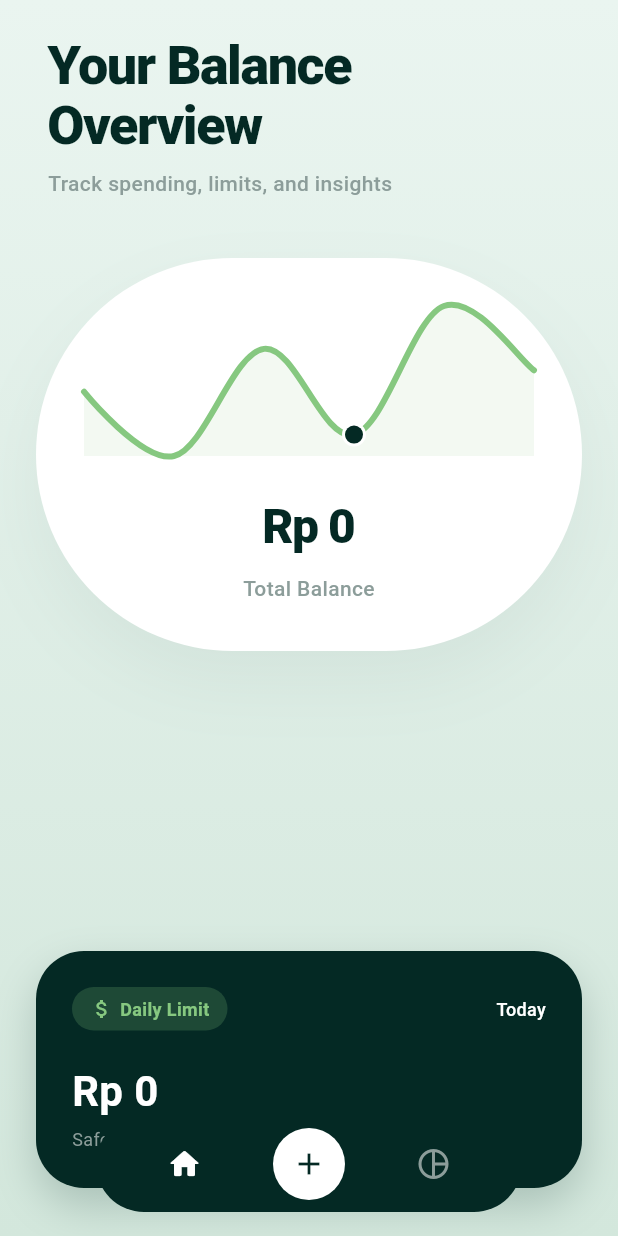
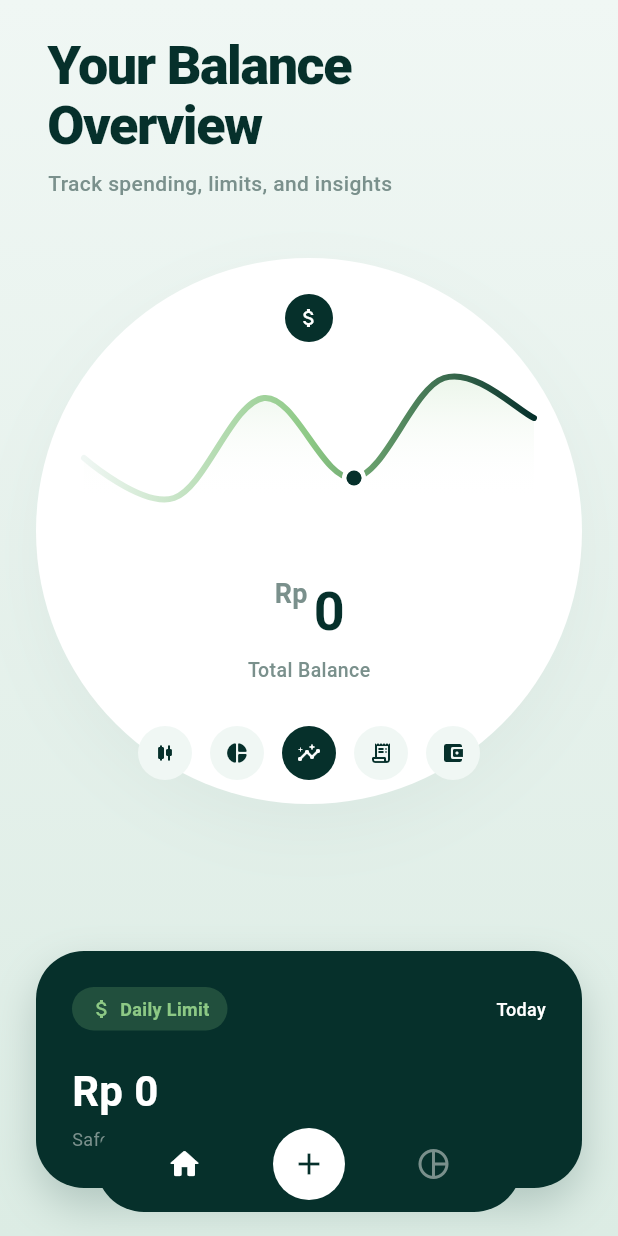
Before and after one commit to Rheza-FA/money_manager, a Flutter app: the screen it shows after launch, on a phone screen of 412 x 824 dp. Run offline on Flutter 3.47's test engine with Material 3 defaults, Android fonts, the phone set to English and light mode, and no system bars; drawn by our look-alikes of fl_chart; our stand-ins replace flutter_riverpod, isar; accounts and stored records are empty; generated files the repository leaves out were written again; Roboto replaces fonts that are missing (Montserrat).

Commit message:
ui: upgrade color palette, enhance balance chart precision, and add transaction card

```diff
--- a/lib/theme/app_colors.dart
+++ b/lib/theme/app_colors.dart
@@ -1,13 +1,23 @@
 import 'package:flutter/material.dart';
 
 class AppColors {
-  // Warna diekstrak langsung dari palet gambar referensi
-  static const Color backgroundTop = Color(0xFFEAF5F0);
-  static const Color backgroundBottom = Color(0xFFD3E7DC);
-  static const Color primaryDark = Color(0xFF042924);
-  static const Color accentGreen = Color(0xFF86C880);
+  static const Color backgroundTop = Color(0xFFF0F7F4);
+  static const Color backgroundBottom = Color(0xFFDCECE4);
+  static const Color primaryDark = Color(0xFF06302B);
+  static const Color primaryLight = Color(0xFF0A4740);
+  static const Color accentGreen = Color(0xFF8DC985);
   static const Color white = Color(0xFFFFFFFF);
-  static const Color greyText = Color(0xFF8C9D9A);
+  static const Color greyText = Color(0xFF7A908C);
 
   static const List<Color> bgGradient = [backgroundTop, backgroundBottom];
+
+  // Efek shadow premium berstandar iOS/Modern UI
+  static List<BoxShadow> get softShadow => [
+    BoxShadow(
+      color: primaryDark.withOpacity(0.04),
+      blurRadius: 40,
+      spreadRadius: 0,
+      offset: const Offset(0, 16),
+    ),
+  ];
 }
--- a/lib/widgets/balance_overview_circle.dart
+++ b/lib/widgets/balance_overview_circle.dart
@@ -10,28 +10,41 @@ class BalanceOverviewCircle extends StatelessWidget {
 
   @override
   Widget build(BuildContext context) {
-    final formatCurrency = NumberFormat.currency(locale: 'id_ID', symbol: 'Rp ', decimalDigits: 0);
+    final formatNumber = NumberFormat.currency(locale: 'id_ID', symbol: '', decimalDigits: 0);
 
     return Container(
-      width: double.infinity,
       margin: const EdgeInsets.symmetric(horizontal: 24),
-      padding: const EdgeInsets.all(32),
+      // Memaksa aspek rasio 1:1 agar tercipta lingkaran sempurna
+      child: AspectRatio(
+        aspectRatio: 1,
+        child: Container(
           decoration: BoxDecoration(
             color: AppColors.white,
-        borderRadius: BorderRadius.circular(150), // Bentuk melingkar/kapsul ekstrem
-        boxShadow: [
-          BoxShadow(
-            color: AppColors.primaryDark.withOpacity(0.05),
-            blurRadius: 40,
-            offset: const Offset(0, 20),
+            shape: BoxShape.circle,
+            boxShadow: AppColors.softShadow,
           ),
-        ],
+          child: Stack(
+            alignment: Alignment.center,
+            children: [
+              // --- Bagian Atas: Aksen Badge Bulat ---
+              Positioned(
+                top: 24,
+                child: Container(
+                  padding: const EdgeInsets.all(8),
+                  decoration: const BoxDecoration(
+                    color: AppColors.primaryDark,
+                    shape: BoxShape.circle,
                   ),
-      child: Column(
-        children: [
-          // Placeholder Grafik fl_chart meniru gelombang referensi
-          SizedBox(
-            height: 100,
+                  child: const Icon(Icons.attach_money, color: AppColors.white, size: 16),
+                ),
+              ),
+
+              // --- Bagian Tengah: Grafik Gradient ---
+              Positioned(
+                top: 80,
+                left: 32,
+                right: 32,
+                height: 80,
                 child: LineChart(
                   LineChartData(
                     gridData: const FlGridData(show: false),
@@ -40,49 +53,109 @@ class BalanceOverviewCircle extends StatelessWidget {
                     lineBarsData: [
                       LineChartBarData(
                         spots: const [
-                      FlSpot(0, 3), FlSpot(1, 1.5), FlSpot(2, 4),
-                      FlSpot(3, 2), FlSpot(4, 5), FlSpot(5, 3.5),
+                          FlSpot(0, 2), FlSpot(1, 1), FlSpot(2, 3.5),
+                          FlSpot(3, 1.5), FlSpot(4, 4), FlSpot(5, 3),
                         ],
                         isCurved: true,
-                    color: AppColors.accentGreen,
+                        // Gradien garis grafik meniru referensi
+                        gradient: const LinearGradient(
+                          colors: [AppColors.backgroundTop, AppColors.accentGreen, AppColors.primaryDark],
+                        ),
                         barWidth: 4,
                         isStrokeCapRound: true,
                         dotData: FlDotData(
                           show: true,
-                      checkToShowDot: (spot, barData) => spot.x == 3, // Highlight 1 titik
+                          checkToShowDot: (spot, barData) => spot.x == 3, // Titik fokus
                           getDotPainter: (spot, percent, barData, index) =>
-                        FlDotCirclePainter(radius: 6, color: AppColors.primaryDark, strokeWidth: 2, strokeColor: AppColors.white),
+                            FlDotCirclePainter(radius: 5, color: AppColors.primaryDark, strokeWidth: 3, strokeColor: AppColors.white),
                         ),
                         belowBarData: BarAreaData(
                           show: true,
-                      color: AppColors.accentGreen.withOpacity(0.1),
+                          gradient: LinearGradient(
+                            begin: Alignment.topCenter,
+                            end: Alignment.bottomCenter,
+                            colors: [
+                              AppColors.accentGreen.withOpacity(0.2),
+                              AppColors.white.withOpacity(0.0),
+                            ],
+                          ),
                         ),
                       ),
                     ],
                   ),
                 ),
               ),
-          const SizedBox(height: 24),
+
+              // --- Bagian Bawah Tengah: Tipografi Saldo ---
+              Positioned(
+                bottom: 80,
+                child: Column(
+                  children: [
+                    Row(
+                      crossAxisAlignment: CrossAxisAlignment.start,
+                      children: [
+                        const Text(
+                          "Rp ",
+                          style: TextStyle(fontSize: 18, fontWeight: FontWeight.w700, color: AppColors.greyText, height: 1.5),
+                        ),
                         Text(
-            formatCurrency.format(balance),
+                          formatNumber.format(balance),
                           style: const TextStyle(
-              fontSize: 32,
-              fontWeight: FontWeight.w800,
+                            fontSize: 36,
+                            fontWeight: FontWeight.w600, // Tidak terlalu tebal, lebih elegan
                             color: AppColors.primaryDark,
-              letterSpacing: -1,
-            ),
-          ),
-          const SizedBox(height: 8),
-          const Text(
-            "Total Balance",
-            style: TextStyle(
-              fontSize: 14,
-              fontWeight: FontWeight.w500,
-              color: AppColors.greyText,
+                            letterSpacing: -1.5,
                           ),
                         ),
                       ],
                     ),
+                    const SizedBox(height: 4),
+                    const Text(
+                      "Total Balance",
+                      style: TextStyle(fontSize: 13, fontWeight: FontWeight.w500, color: AppColors.greyText),
+                    ),
+                  ],
+                ),
+              ),
+
+              // --- Bagian Paling Bawah: Deretan Action Buttons melengkung ---
+              Positioned(
+                bottom: 16,
+                child: Row(
+                  mainAxisSize: MainAxisSize.min,
+                  children: [
+                    _buildSmallActionButton(Icons.candlestick_chart_rounded, isDark: false),
+                    const SizedBox(width: 12),
+                    _buildSmallActionButton(Icons.pie_chart_rounded, isDark: false),
+                    const SizedBox(width: 12),
+                    _buildSmallActionButton(Icons.insights_rounded, isDark: true), // Active state
+                    const SizedBox(width: 12),
+                    _buildSmallActionButton(Icons.receipt_long_rounded, isDark: false),
+                    const SizedBox(width: 12),
+                    _buildSmallActionButton(Icons.account_balance_wallet_rounded, isDark: false),
+                  ],
+                ),
+              )
+            ],
+          ),
+        ),
+      ),
+    );
+  }
+
+  // Komponen kecil untuk deretan tombol di bawah lingkaran
+  Widget _buildSmallActionButton(IconData icon, {required bool isDark}) {
+    return Container(
+      padding: const EdgeInsets.all(10),
+      decoration: BoxDecoration(
+        color: isDark ? AppColors.primaryDark : AppColors.backgroundTop,
+        shape: BoxShape.circle,
+      ),
+      child: Icon(
+        icon,
+        size: 16,
+        color: isDark ? AppColors.white : AppColors.primaryDark
+      ),
     );
   }
 }
```
Also changed, not shown: lib/widgets/transaction_card.dart (added, +94 -0 lines). Lines whose indentation alone changed are shown as unchanged.
